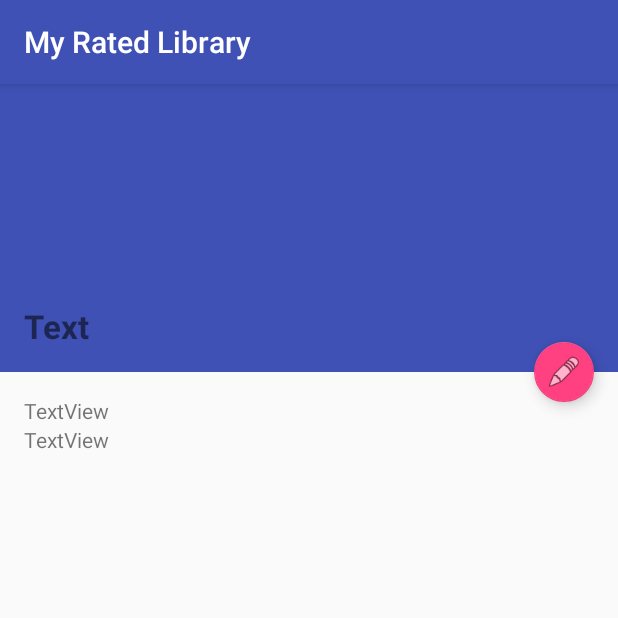
After one commit to allambin/myratedlibrary, an Android app: the BookDetails screen opened directly, with no data from a screen before it, on a phone screen of 412 x 824 dp, the top half of it. The commit adds this screen. Run offline under Robolectric (Android 15) with nearby library versions, the phone set to English and light mode, and no system bars.

Commit message:
add a detail page between the list and the edit form

```diff
--- a/app/src/main/AndroidManifest.xml
+++ b/app/src/main/AndroidManifest.xml
@@ -8,19 +8,21 @@
         android:label="@string/app_name"
         android:supportsRtl="true"
         android:theme="@style/AppTheme">
-        <activity android:name=".MainActivity">
+        <activity android:name=".BookList">
             <intent-filter>
                 <action android:name="android.intent.action.MAIN" />
 
                 <category android:name="android.intent.category.LAUNCHER" />
             </intent-filter>
         </activity>
-        <activity android:name=".BookEditorActivity"></activity>
+        <activity android:name=".BookEditorActivity" />
 
         <provider
             android:name=".data.BookProvider"
             android:authorities="com.inextends.myratedlibrary"
             android:exported="false" />
+
+        <activity android:name=".BookDetails"></activity>
     </application>
 
 </manifest>
--- /dev/null
+++ b/app/src/main/java/com/inextends/myratedlibrary/BookDetails.java
@@ -0,0 +1,78 @@
+package com.inextends.myratedlibrary;
+
+import android.app.LoaderManager;
+import android.content.CursorLoader;
+import android.content.Intent;
+import android.content.Loader;
+import android.database.Cursor;
+import android.net.Uri;
+import android.os.Bundle;
+import android.support.design.widget.FloatingActionButton;
+import android.support.v7.app.AppCompatActivity;
+import android.view.View;
+import android.widget.TextView;
+
+import com.inextends.myratedlibrary.data.BookContract;
+
+public class BookDetails extends AppCompatActivity implements LoaderManager.LoaderCallbacks<Cursor> {
+
+    private Uri mCurrentBookUri;
+    private static final int EXISTING_BOOK_LOADER_ID = 2;
+    private TextView mBookTitleTextView;
+    private TextView mBookCommentTextView;
+
+    @Override
+    protected void onCreate(Bundle savedInstanceState) {
+        super.onCreate(savedInstanceState);
+        setContentView(R.layout.activity_book_details);
+
+        Intent intent = getIntent();
+        mCurrentBookUri = intent.getData();
+        if (mCurrentBookUri != null) {
+            getLoaderManager().initLoader(EXISTING_BOOK_LOADER_ID, null, this);
+        }
+
+        mBookTitleTextView = (TextView) findViewById(R.id.toolbar_title);
+        mBookCommentTextView = (TextView) findViewById(R.id.text_comment);
+
+        FloatingActionButton fab = (FloatingActionButton) findViewById(R.id.fab);
+        fab.setOnClickListener(new View.OnClickListener() {
+            @Override
+            public void onClick(View view) {
+                Intent intent = new Intent(BookDetails.this, BookEditorActivity.class);
+                intent.setData(mCurrentBookUri);
+                startActivity(intent);
+            }
+        });
+    }
+
+    @Override
+    public Loader<Cursor> onCreateLoader(int i, Bundle bundle) {
+        String[] projection = {
+                BookContract.BookEntry._ID,
+                BookContract.BookEntry.COLUMN_TITLE,
+                BookContract.BookEntry.COLUMN_COMMENT
+        };
+        return new CursorLoader(this, mCurrentBookUri, projection, null, null, null);
+    }
+
+    @Override
+    public void onLoadFinished(Loader<Cursor> loader, Cursor cursor) {
+        if (cursor == null || cursor.getCount() < 1) {
+            return;
+        }
+
+        if (cursor.moveToFirst()) {
+            String title = cursor.getString(cursor.getColumnIndexOrThrow(BookContract.BookEntry.COLUMN_TITLE));
+            String comment = cursor.getString(cursor.getColumnIndexOrThrow(BookContract.BookEntry.COLUMN_COMMENT));
+            mBookTitleTextView.setText(title);
+            mBookCommentTextView.setText(comment);
+        }
+    }
+
+    @Override
+    public void onLoaderReset(Loader<Cursor> loader) {
+        mBookTitleTextView.setText("");
+        mBookCommentTextView.setText("");
+    }
+}
--- /dev/null
+++ b/app/src/main/res/layout/activity_book_details.xml
@@ -0,0 +1,88 @@
+<?xml version="1.0" encoding="utf-8"?>
+<android.support.design.widget.CoordinatorLayout xmlns:android="http://schemas.android.com/apk/res/android"
+    xmlns:app="http://schemas.android.com/apk/res-auto"
+    android:layout_width="match_parent"
+    android:layout_height="match_parent">
+
+    <android.support.design.widget.AppBarLayout
+        android:id="@+id/app_bar"
+        android:layout_height="192dp"
+        android:layout_width="match_parent">
+
+        <android.support.design.widget.CollapsingToolbarLayout
+            android:id="@+id/toolbar_layout"
+            android:layout_width="match_parent"
+            android:layout_height="match_parent"
+            app:contentScrim="?attr/colorPrimary"
+            app:layout_scrollFlags="scroll|exitUntilCollapsed"
+            app:toolbarId="@+id/detail_toolbar">
+
+            <android.support.v7.widget.Toolbar
+                android:id="@+id/detail_toolbar"
+                android:layout_width="match_parent"
+                android:layout_height="?attr/actionBarSize"></android.support.v7.widget.Toolbar>
+
+            <TextView
+                android:id="@+id/toolbar_title"
+                android:layout_width="match_parent"
+                android:layout_height="match_parent"
+                android:layout_marginBottom="16dp"
+                android:layout_marginLeft="16dp"
+                android:gravity="bottom"
+                android:text="Text"
+                android:textSize="22sp"
+                android:textStyle="bold" />
+        </android.support.design.widget.CollapsingToolbarLayout>
+    </android.support.design.widget.AppBarLayout>
+
+    <android.support.v4.widget.NestedScrollView
+        android:id="@+id/book_detail_container"
+        android:layout_width="match_parent"
+        android:layout_height="match_parent"
+        android:padding="16dp"
+        app:layout_behavior="android.support.design.widget.AppBarLayout$ScrollingViewBehavior">
+
+        <LinearLayout
+            android:layout_width="match_parent"
+            android:layout_height="wrap_content"
+            android:orientation="vertical">
+
+            <LinearLayout
+                android:layout_width="match_parent"
+                android:layout_height="wrap_content"
+                android:orientation="horizontal">
+
+                <TextView
+                    android:id="@+id/text_author"
+                    android:layout_width="wrap_content"
+                    android:layout_height="wrap_content"
+                    android:text="TextView" />
+
+            </LinearLayout>
+
+            <LinearLayout
+                android:layout_width="wrap_content"
+                android:layout_height="wrap_content"
+                android:orientation="horizontal">
+
+                <TextView
+                    android:id="@+id/text_comment"
+                    android:layout_width="match_parent"
+                    android:layout_height="wrap_content"
+                    android:text="TextView" />
+
+            </LinearLayout>
+        </LinearLayout>
+    </android.support.v4.widget.NestedScrollView>
+
+    <android.support.design.widget.FloatingActionButton
+        android:id="@+id/fab"
+        android:layout_width="wrap_content"
+        android:layout_height="wrap_content"
+        android:layout_marginRight="16dp"
+        android:clickable="true"
+        android:src="@android:drawable/ic_menu_edit"
+        app:fabSize="mini"
+        app:layout_anchor="@id/app_bar"
+        app:layout_anchorGravity="bottom|right|end" />
+</android.support.design.widget.CoordinatorLayout>
--- a/app/src/main/res/layout/activity_main.xml
+++ b/app/src/main/res/layout/activity_book_list.xml
@@ -8,7 +8,7 @@
     android:paddingLeft="@dimen/activity_horizontal_margin"
     android:paddingRight="@dimen/activity_horizontal_margin"
     android:paddingTop="@dimen/activity_vertical_margin"
-    tools:context="com.inextends.myratedlibrary.MainActivity">
+    tools:context="com.inextends.myratedlibrary.BookList">
 
     <TextView
         android:layout_width="wrap_content"
```
Also changed, not shown: app/src/main/java/com/inextends/myratedlibrary/BookEditorActivity.java (+10 -2 lines), app/src/main/java/com/inextends/myratedlibrary/BookList.java (renamed from app/src/main/java/com/inextends/myratedlibrary/MainActivity.java, +5 -12 lines).
